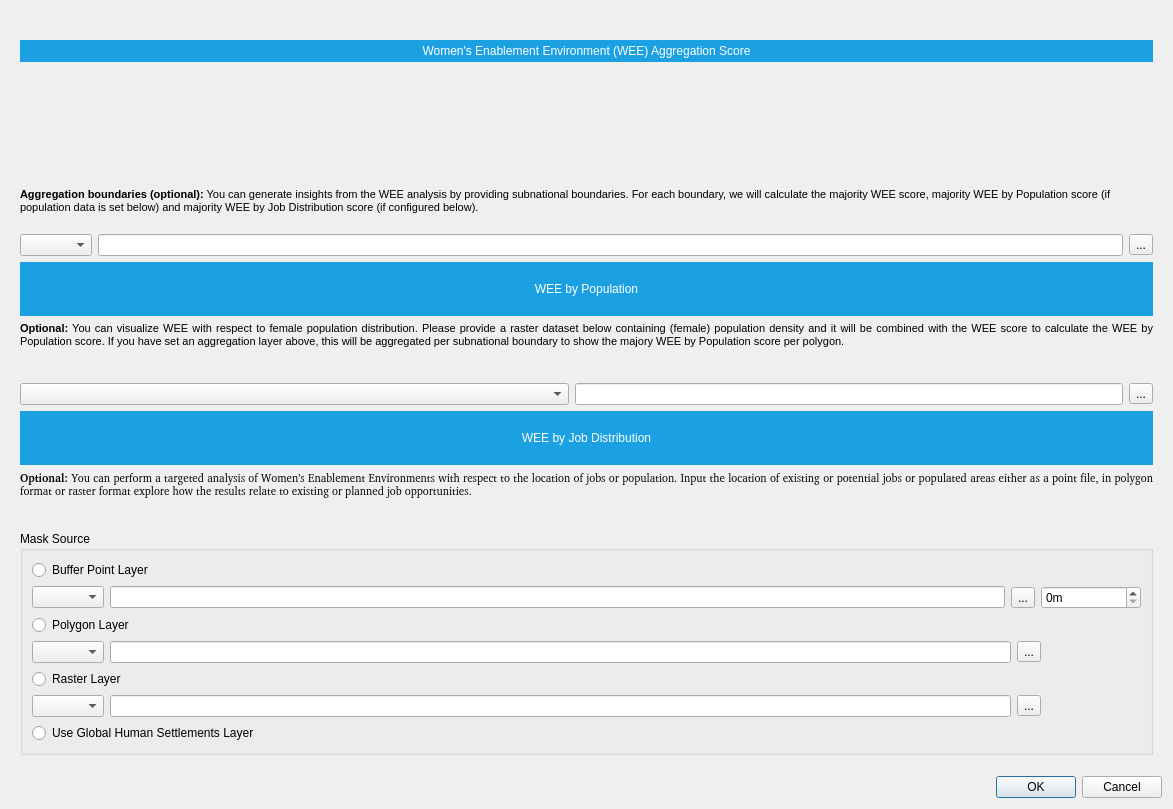
Before: the Qt Designer form geest/ui/analysis_dialog_base.ui in worldbank/GEEST, drawn with Qt 5.
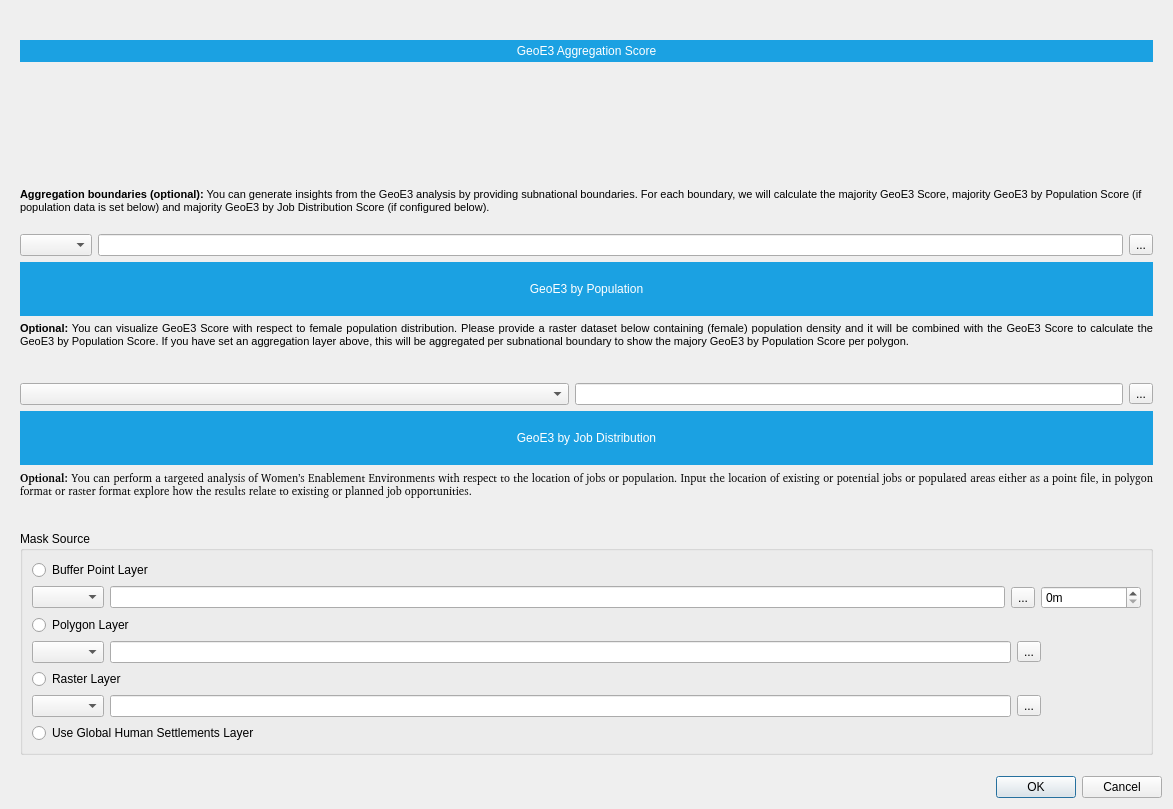
After: the same form once the commit is applied. Icons and pictures are not drawn. Custom widgets are drawn as their Qt base class.

Diff of the .ui file:
```diff
--- a/geest/ui/analysis_dialog_base.ui
+++ b/geest/ui/analysis_dialog_base.ui
@@ -61,7 +61,7 @@
 padding: 4px;</string>
            </property>
            <property name="text">
-            <string>Women's Enablement Environment (WEE) Aggregation Score</string>
+            <string>GeoE3 Aggregation Score</string>
            </property>
            <property name="textFormat">
             <enum>Qt::PlainText</enum>
@@ -101,7 +101,7 @@
        <item row="1" column="0">
         <widget class="QLabel" name="aggregation_description">
          <property name="text">
-          <string>&lt;html&gt;&lt;head/&gt;&lt;body&gt;&lt;p&gt;&lt;span style=&quot; font-size:8pt; font-weight:600;&quot;&gt;Aggregation boundaries (optional):&lt;/span&gt;&lt;span style=&quot; font-size:8pt;&quot;&gt; You can generate insights from the WEE analysis by providing subnational boundaries. For each boundary, we will calculate the majority WEE score, majority WEE by Population score (if population data is set below) and majority WEE by Job Distribution score (if configured below).&lt;/span&gt;&lt;/p&gt;&lt;/body&gt;&lt;/html&gt;</string>
+          <string>&lt;html&gt;&lt;head/&gt;&lt;body&gt;&lt;p&gt;&lt;span style=&quot; font-size:8pt; font-weight:600;&quot;&gt;Aggregation boundaries (optional):&lt;/span&gt;&lt;span style=&quot; font-size:8pt;&quot;&gt; You can generate insights from the GeoE3 analysis by providing subnational boundaries. For each boundary, we will calculate the majority GeoE3 Score, majority GeoE3 by Population Score (if population data is set below) and majority GeoE3 by Job Distribution Score (if configured below).&lt;/span&gt;&lt;/p&gt;&lt;/body&gt;&lt;/html&gt;</string>
          </property>
          <property name="wordWrap">
           <bool>true</bool>
@@ -142,7 +142,7 @@
 padding: 4px;</string>
          </property>
          <property name="text">
-          <string>WEE by Population</string>
+          <string>GeoE3 by Population</string>
          </property>
          <property name="textFormat">
           <enum>Qt::PlainText</enum>
@@ -158,7 +158,7 @@
        <item row="4" column="0">
         <widget class="QLabel" name="wee_x_population_description">
          <property name="text">
-          <string>&lt;html&gt;&lt;head/&gt;&lt;body&gt;&lt;p&gt;&lt;span style=&quot; font-size:8pt; font-weight:600;&quot;&gt;Optional:&lt;/span&gt;&lt;span style=&quot; font-size:8pt;&quot;&gt; You can visualize WEE with respect to female population distribution. Please provide a raster dataset below containing (female) population density and it will be combined with the WEE score to calculate the WEE by Population score. If you have set an aggregation layer above, this will be aggregated per subnational boundary to show the majory WEE by Population score per polygon.&lt;/span&gt;&lt;/p&gt;&lt;/body&gt;&lt;/html&gt;</string>
+          <string>&lt;html&gt;&lt;head/&gt;&lt;body&gt;&lt;p&gt;&lt;span style=&quot; font-size:8pt; font-weight:600;&quot;&gt;Optional:&lt;/span&gt;&lt;span style=&quot; font-size:8pt;&quot;&gt; You can visualize GeoE3 Score with respect to female population distribution. Please provide a raster dataset below containing (female) population density and it will be combined with the GeoE3 Score to calculate the GeoE3 by Population Score. If you have set an aggregation layer above, this will be aggregated per subnational boundary to show the majory GeoE3 by Population Score per polygon.&lt;/span&gt;&lt;/p&gt;&lt;/body&gt;&lt;/html&gt;</string>
          </property>
          <property name="alignment">
           <set>Qt::AlignJustify|Qt::AlignTop</set>
@@ -212,7 +212,7 @@
 padding: 4px;</string>
          </property>
          <property name="text">
-          <string>WEE by Job Distribution</string>
+          <string>GeoE3 by Job Distribution</string>
          </property>
          <property name="textFormat">
           <enum>Qt::PlainText</enum>
```
Left out of the diff: 14 changed lines with no effect on the pictures.
